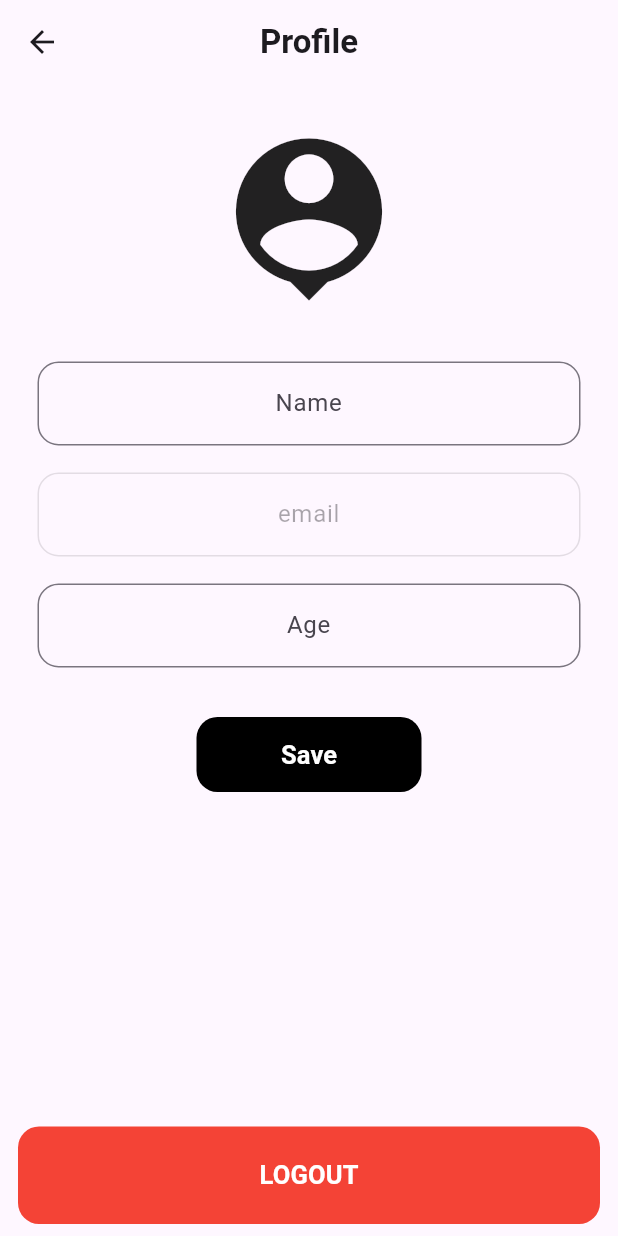
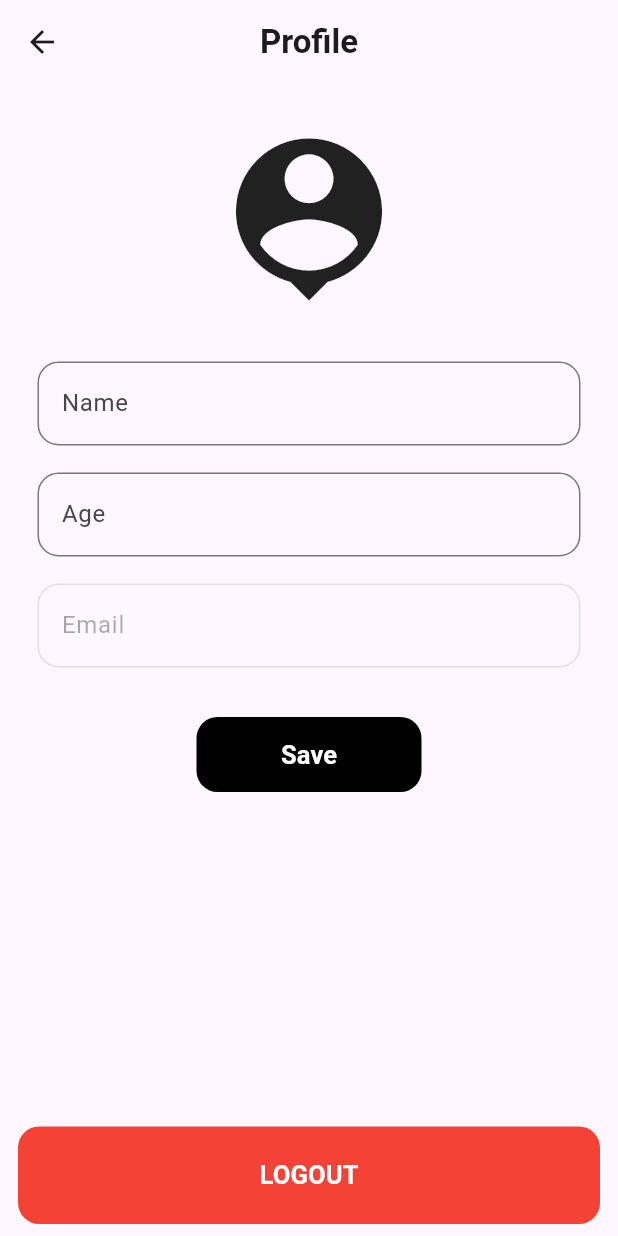
Before and after one commit to owl-madness/notes-app, a Flutter app: the ProfileScreen screen opened directly, on a phone screen of 412 x 824 dp. Run offline on Flutter 3.47's test engine with Material 3 defaults, Android fonts, the light colour scheme and no system bars; our stand-ins replace cloud_firestore, firebase_auth, firebase_core, shared_preferences; accounts and stored records are empty.

Commit message:
profile management

```diff
--- a/lib/notes/controller/notes_provider.dart
+++ b/lib/notes/controller/notes_provider.dart
@@ -39,7 +39,7 @@ class NotesProvider extends ChangeNotifier {
       String dateTime) async {
     FirebaseFirestore.instance.collection("notes").add({
       "creation_date": dateTime,
-      "user_id": AppConfig.userData,
+      "user_id": AppConfig.userData?.email,
       "note_title": noteTitle,
       "note_content": noteContent
     }).then((value) {
--- a/lib/user/screen/profile_screen.dart
+++ b/lib/user/screen/profile_screen.dart
@@ -65,12 +65,36 @@ class ProfileScreen extends StatelessWidget {
                           textAlign: TextAlign.center,
                           decoration: const InputDecoration(
                             hintText: 'Name',
+                            label: Text('Name'),
                             border: OutlineInputBorder(
                               borderRadius: BorderRadius.all(
                                 Radius.circular(14),
                               ),
                             ),
-                          ),onChanged: (value) => userProvider.nameString = value,
+                          ),
+                          onChanged: (value) => userProvider.nameString = value,
+                        ),
+                        const SizedBox(
+                          height: 18.0,
+                        ),
+                        TextFormField(
+                          initialValue:
+                              (userDoc?["note_user_age"] ?? '').toString(),
+                          textAlign: TextAlign.center,
+                          keyboardType: TextInputType.number,
+                          inputFormatters: [
+                            FilteringTextInputFormatter.digitsOnly
+                          ],
+                          decoration: const InputDecoration(
+                            label: Text('Age'),
+                            hintText: 'Age',
+                            border: OutlineInputBorder(
+                              borderRadius: BorderRadius.all(
+                                Radius.circular(14),
+                              ),
+                            ),
+                          ),
+                          onChanged: (value) => userProvider.ageString = value,
                         ),
                         const SizedBox(
                           height: 18.0,
@@ -79,30 +103,13 @@ class ProfileScreen extends StatelessWidget {
                           initialValue: AppConfig.userData?.email,
                           textAlign: TextAlign.center,
                           decoration: const InputDecoration(
-                            hintText: 'email',
+                            label: Text('Email'),
+                            hintText: 'Email',
                             border: OutlineInputBorder(
                                 borderRadius:
                                     BorderRadius.all(Radius.circular(14))),
                             enabled: false,
                           ),
-                        ),
-                        const SizedBox(
-                          height: 18.0,
-                        ),
-                        TextFormField(
-                          initialValue: (userDoc?["note_user_age"] ?? '').toString(),
-                          textAlign: TextAlign.center,
-                          keyboardType: TextInputType.number,
-                          inputFormatters: [
-                            FilteringTextInputFormatter.digitsOnly
-                          ],
-                          decoration: const InputDecoration(
-                            hintText: 'Age',
-                            border: OutlineInputBorder(
-                                borderRadius:
-                                    BorderRadius.all(Radius.circular(14),),),
-                          ),
-                          onChanged: (value) => userProvider.ageString = value,
                         ),
                         const SizedBox(
                           height: 25.0,
```
